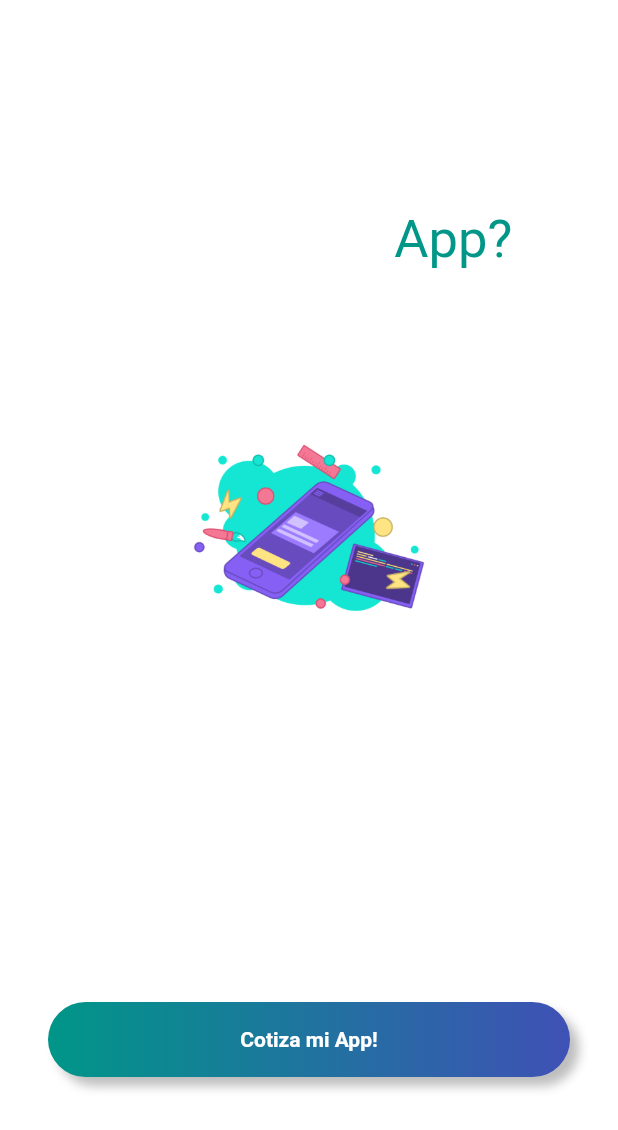
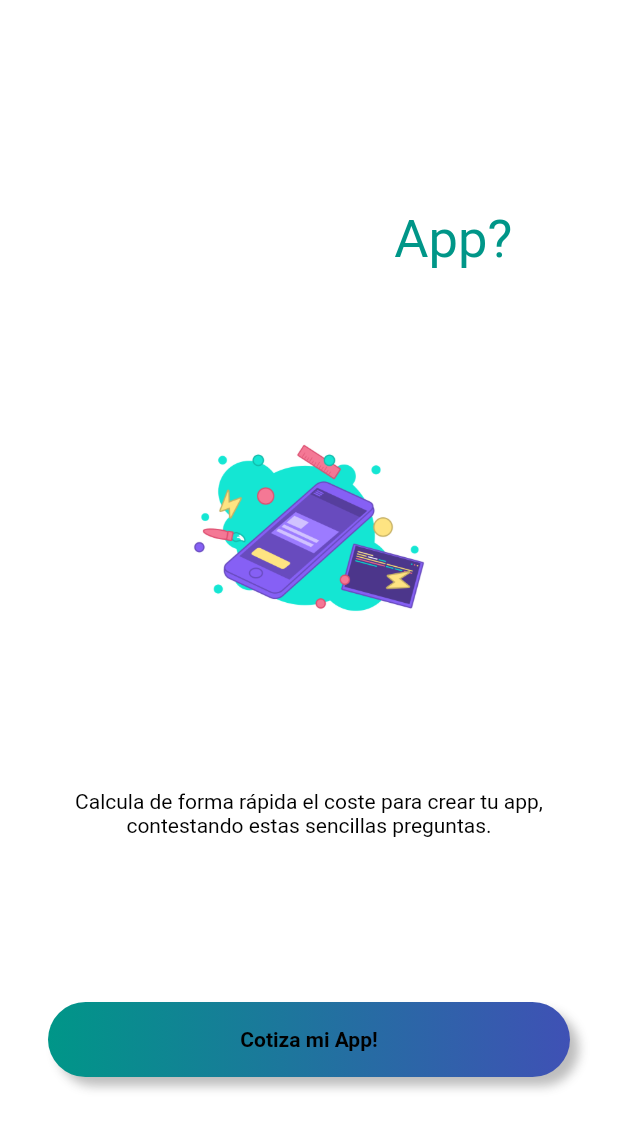
Before and after one commit to hotakutsuki/quotemyapp, a Flutter app: the screen it shows after launch, on a phone screen of 412 x 824 dp. Shown: the top 1130 px of the screen. Run offline on Flutter 3.47's test engine with Material 2 defaults, Android fonts, the phone set to English and light mode, and no system bars; missing offline and left inert: flutter_email_sender.

Commit message:
last update

```diff
--- a/lib/Resume.dart
+++ b/lib/Resume.dart
@@ -104,6 +104,7 @@ class Resume extends StatelessWidget {
     'Estoy buscando ' + searched + '.\n' +
     'y tengo estos requerimientos: \n' +
     requestsString;
+    print(body);
 
     final Email email = Email(
       body: body,
--- a/lib/main.dart
+++ b/lib/main.dart
@@ -12,7 +12,7 @@ class MyApp extends StatelessWidget {
       theme: ThemeData(
         primarySwatch: Colors.indigo,
         textTheme: TextTheme(
-          body1: TextStyle(color: Colors.white),
+          body1: TextStyle(color: Colors.black),
         )
       ),
       home: MyPageView(),
```
Also changed, not shown: 5 other files.
